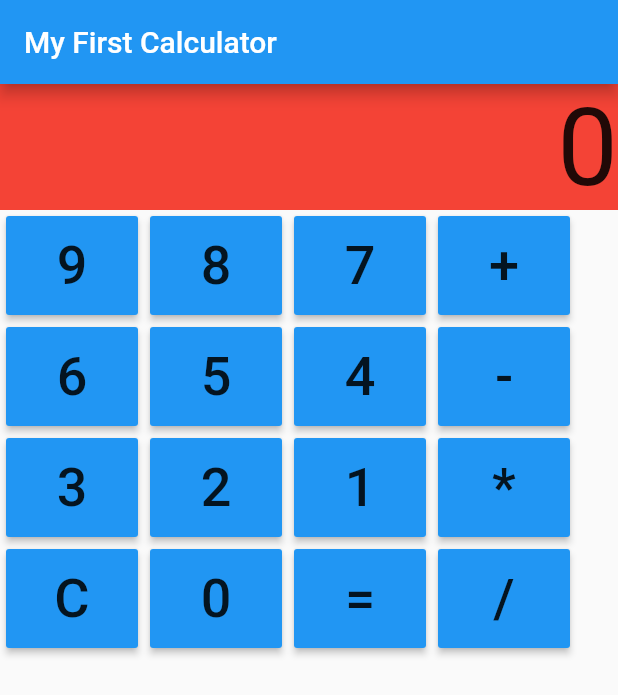
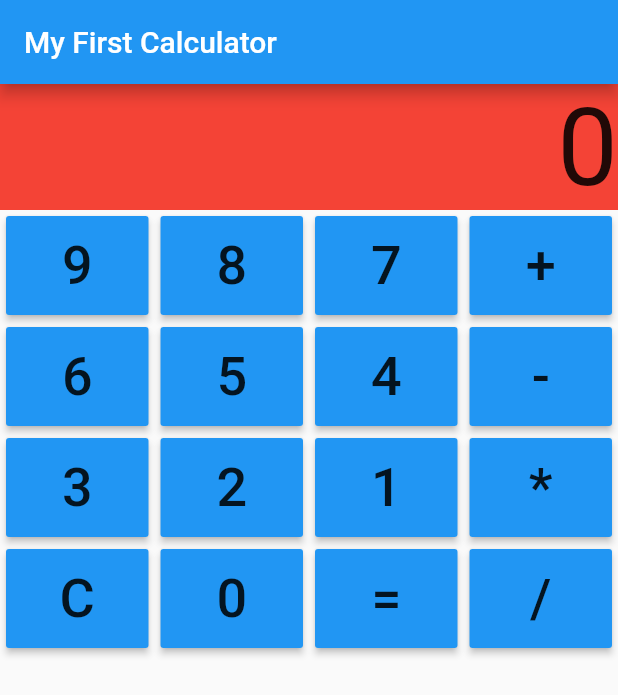
Before and after one commit to ricardohui/dart-flutter-helloworld, a Flutter app: the screen it shows after launch, on a phone screen of 412 x 824 dp. Shown: the top 695 px of the screen. Run offline on Flutter 3.47's test engine with Material 2 defaults, Android fonts, the phone set to English and light mode, and no system bars.

Commit message:
setting responsive width

```diff
--- a/lib/main.dart
+++ b/lib/main.dart
@@ -154,6 +154,7 @@ class Keypad extends StatelessWidget {
     var sizeData = MediaQuery.of(context).size;
     return Container(
       margin: EdgeInsets.all(4),
+      width: (sizeData.width - 32) / 4,
       child: RaisedButton(
         onPressed: () {
           handler(displayText);
@@ -161,10 +162,6 @@ class Keypad extends StatelessWidget {
         padding: EdgeInsets.all(12),
         color: Colors.blue,
         child: Container(
-          // width: (sizeData.width - 120) / 4,
-          // height: (sizeData.height - 331) / 4,
-          // margin: EdgeInsets.all(8),
-
           child: Center(
             child: Text(
               displayText,
```
